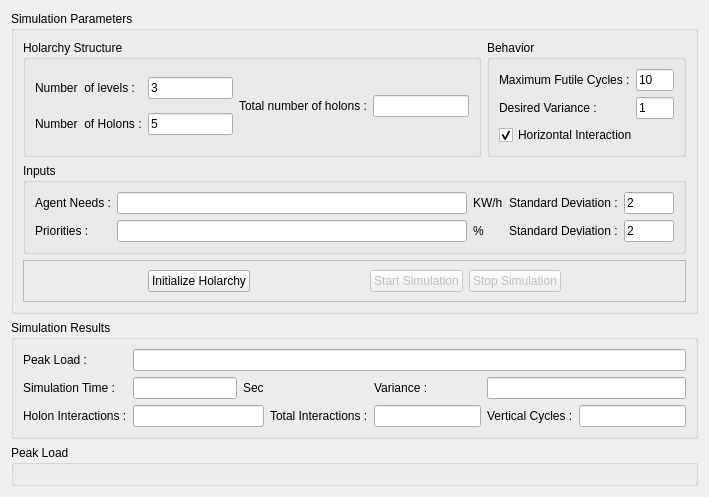
Above: Holonic_Simulation/Simulation/Simulation.ui from nejatafshar/Holonic-Simulation before the change. Below: the same form after it.
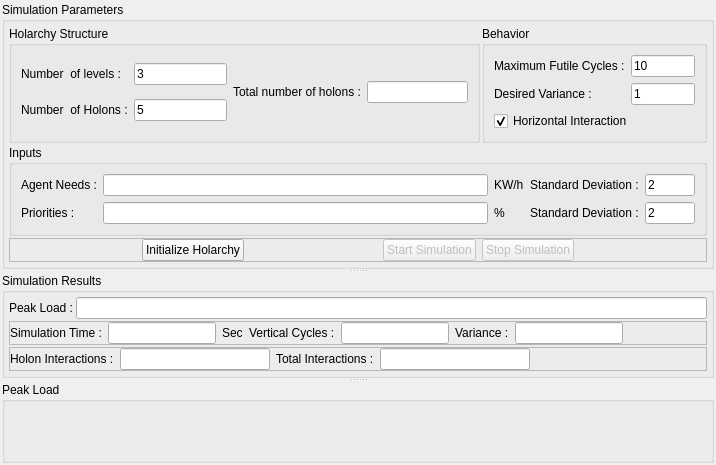
That is the form after the change. Custom widgets are drawn as their Qt base class.

Commit message: form appearance changed

Diff of the .ui file:
```diff
--- a/Holonic_Simulation/Simulation/Simulation.ui
+++ b/Holonic_Simulation/Simulation/Simulation.ui
@@ -6,12 +6,31 @@
    <rect>
     <x>0</x>
     <y>0</y>
-    <width>709</width>
-    <height>463</height>
+    <width>716</width>
+    <height>465</height>
    </rect>
   </property>
-  <layout class="QGridLayout">
-   <item row="0" column="0" rowspan="2" colspan="2">
+  <layout class="QGridLayout" name="gridLayout_8">
+   <property name="leftMargin">
+    <number>2</number>
+   </property>
+   <property name="topMargin">
+    <number>2</number>
+   </property>
+   <property name="rightMargin">
+    <number>2</number>
+   </property>
+   <property name="bottomMargin">
+    <number>2</number>
+   </property>
+   <property name="spacing">
+    <number>2</number>
+   </property>
+   <item row="0" column="0">
+    <widget class="QSplitter" name="splitter">
+     <property name="orientation">
+      <enum>Qt::Vertical</enum>
+     </property>
     <widget class="QGroupBox" name="groupBox">
      <property name="sizePolicy">
       <sizepolicy hsizetype="Preferred" vsizetype="Preferred">
@@ -23,6 +42,21 @@
       <string>Simulation Parameters</string>
      </property>
      <layout class="QGridLayout" name="Layout">
+       <property name="leftMargin">
+        <number>4</number>
+       </property>
+       <property name="topMargin">
+        <number>4</number>
+       </property>
+       <property name="rightMargin">
+        <number>4</number>
+       </property>
+       <property name="bottomMargin">
+        <number>4</number>
+       </property>
+       <property name="spacing">
+        <number>2</number>
+       </property>
       <item row="0" column="1" rowspan="2" colspan="2">
        <widget class="QGroupBox" name="groupBox_3">
         <property name="title">
@@ -236,6 +270,18 @@
          <enum>QFrame::Raised</enum>
         </property>
         <layout class="QGridLayout" name="gridLayout_4">
+          <property name="leftMargin">
+           <number>0</number>
+          </property>
+          <property name="topMargin">
+           <number>0</number>
+          </property>
+          <property name="rightMargin">
+           <number>0</number>
+          </property>
+          <property name="bottomMargin">
+           <number>0</number>
+          </property>
          <item row="1" column="0">
           <spacer name="horizontalSpacer_3">
            <property name="orientation">
@@ -307,26 +353,6 @@
       </item>
      </layout>
     </widget>
-   </item>
-   <item row="3" column="0" colspan="2">
-    <widget class="QGroupBox" name="groupBox_6">
-     <property name="sizePolicy">
-      <sizepolicy hsizetype="Preferred" vsizetype="Preferred">
-       <horstretch>0</horstretch>
-       <verstretch>3</verstretch>
-      </sizepolicy>
-     </property>
-     <property name="title">
-      <string>Peak Load</string>
-     </property>
-     <layout class="QGridLayout" name="gridLayout_6">
-      <item row="0" column="0">
-       <widget class="CustomPlot" name="peakLoadPlot" native="true"/>
-      </item>
-     </layout>
-    </widget>
-   </item>
-   <item row="2" column="0" colspan="2">
     <widget class="QGroupBox" name="groupBox_4">
      <property name="sizePolicy">
       <sizepolicy hsizetype="Preferred" vsizetype="Preferred">
@@ -338,46 +364,76 @@
       <string>Simulation Results</string>
      </property>
      <layout class="QGridLayout" name="gridLayout_2">
-      <item row="4" column="0">
+       <property name="leftMargin">
+        <number>4</number>
+       </property>
+       <property name="topMargin">
+        <number>4</number>
+       </property>
+       <property name="rightMargin">
+        <number>4</number>
+       </property>
+       <property name="bottomMargin">
+        <number>4</number>
+       </property>
+       <property name="spacing">
+        <number>2</number>
+       </property>
+       <item row="4" column="0" colspan="11">
+        <widget class="QFrame" name="frame_2">
+         <property name="frameShape">
+          <enum>QFrame::StyledPanel</enum>
+         </property>
+         <property name="frameShadow">
+          <enum>QFrame::Raised</enum>
+         </property>
+         <property name="lineWidth">
+          <number>0</number>
+         </property>
+         <layout class="QGridLayout" name="gridLayout_7">
+          <property name="leftMargin">
+           <number>0</number>
+          </property>
+          <property name="topMargin">
+           <number>0</number>
+          </property>
+          <property name="rightMargin">
+           <number>0</number>
+          </property>
+          <property name="bottomMargin">
+           <number>0</number>
+          </property>
+          <item row="0" column="1">
+           <widget class="QLineEdit" name="holonInteractions_lineEdit">
+            <property name="maximumSize">
+             <size>
+              <width>150</width>
+              <height>16777215</height>
+             </size>
+            </property>
+            <property name="text">
+             <string/>
+            </property>
+            <property name="readOnly">
+             <bool>true</bool>
+            </property>
+           </widget>
+          </item>
+          <item row="0" column="0">
        <widget class="QLabel" name="label_7">
         <property name="text">
          <string>Holon Interactions :</string>
         </property>
        </widget>
       </item>
-      <item row="2" column="4">
-       <widget class="QLabel" name="label_5">
-        <property name="text">
-         <string>Sec</string>
-        </property>
-       </widget>
-      </item>
-      <item row="0" column="0">
-       <widget class="QLabel" name="label_3">
-        <property name="text">
-         <string>Peak Load :</string>
-        </property>
-       </widget>
-      </item>
-      <item row="2" column="1" colspan="3">
-       <widget class="QLineEdit" name="simulationTime_lineEdit">
-        <property name="text">
-         <string/>
-        </property>
-        <property name="readOnly">
-         <bool>true</bool>
-        </property>
-       </widget>
-      </item>
-      <item row="2" column="0">
-       <widget class="QLabel" name="label_4">
-        <property name="text">
-         <string>Simulation Time :</string>
-        </property>
-       </widget>
-      </item>
-      <item row="4" column="6">
+          <item row="0" column="3">
        <widget class="QLineEdit" name="totalInteractions_lineEdit">
+            <property name="maximumSize">
+             <size>
+              <width>150</width>
+              <height>16777215</height>
+             </size>
+            </property>
         <property name="text">
          <string/>
         </property>
@@ -386,42 +442,61 @@
         </property>
        </widget>
       </item>
-      <item row="4" column="5">
+          <item row="0" column="2">
        <widget class="QLabel" name="label_8">
         <property name="text">
          <string>Total Interactions :</string>
         </property>
        </widget>
       </item>
-      <item row="4" column="1" colspan="4">
-       <widget class="QLineEdit" name="holonInteractions_lineEdit">
-        <property name="text">
-         <string/>
-        </property>
-        <property name="readOnly">
-         <bool>true</bool>
-        </property>
-       </widget>
-      </item>
-      <item row="4" column="7">
-       <widget class="QLabel" name="label_12">
-        <property name="text">
-         <string>Vertical Cycles :</string>
-        </property>
-       </widget>
-      </item>
-      <item row="4" column="8">
+          <item row="0" column="4">
+           <spacer name="horizontalSpacer_4">
+            <property name="orientation">
+             <enum>Qt::Horizontal</enum>
+            </property>
+            <property name="sizeHint" stdset="0">
+             <size>
+              <width>40</width>
+              <height>20</height>
+             </size>
+            </property>
+           </spacer>
+          </item>
+         </layout>
+        </widget>
+       </item>
+       <item row="2" column="0" colspan="11">
+        <widget class="QFrame" name="frame_3">
+         <property name="frameShape">
+          <enum>QFrame::StyledPanel</enum>
+         </property>
+         <property name="frameShadow">
+          <enum>QFrame::Raised</enum>
+         </property>
+         <property name="lineWidth">
+          <number>0</number>
+         </property>
+         <layout class="QGridLayout" name="gridLayout_9">
+          <property name="leftMargin">
+           <number>0</number>
+          </property>
+          <property name="topMargin">
+           <number>0</number>
+          </property>
+          <property name="rightMargin">
+           <number>0</number>
+          </property>
+          <property name="bottomMargin">
+           <number>0</number>
+          </property>
+          <item row="0" column="5">
        <widget class="QLineEdit" name="verticalCycles_lineEdit">
-        <property name="text">
-         <string/>
-        </property>
-        <property name="readOnly">
-         <bool>true</bool>
-        </property>
-       </widget>
-      </item>
-      <item row="0" column="1" colspan="8">
-       <widget class="QLineEdit" name="peakLoad_lineEdit">
+            <property name="maximumSize">
+             <size>
+              <width>150</width>
+              <height>16777215</height>
+             </size>
+            </property>
         <property name="text">
          <string/>
         </property>
@@ -430,24 +505,132 @@
         </property>
        </widget>
       </item>
-      <item row="2" column="7" colspan="2">
-       <widget class="QLineEdit" name="variance_lineEdit">
+          <item row="0" column="1">
+           <widget class="QLabel" name="label_4">
         <property name="text">
-         <string/>
-        </property>
-        <property name="readOnly">
-         <bool>true</bool>
-        </property>
-       </widget>
-      </item>
-      <item row="2" column="6">
+             <string>Simulation Time :</string>
+            </property>
+           </widget>
+          </item>
+          <item row="0" column="6">
        <widget class="QLabel" name="label_9">
         <property name="text">
          <string>Variance :</string>
         </property>
        </widget>
       </item>
-     </layout>
+          <item row="0" column="7">
+           <widget class="QLineEdit" name="variance_lineEdit">
+            <property name="maximumSize">
+             <size>
+              <width>150</width>
+              <height>16777215</height>
+             </size>
+            </property>
+            <property name="text">
+             <string/>
+            </property>
+            <property name="readOnly">
+             <bool>true</bool>
+            </property>
+           </widget>
+          </item>
+          <item row="0" column="2">
+           <widget class="QLineEdit" name="simulationTime_lineEdit">
+            <property name="maximumSize">
+             <size>
+              <width>150</width>
+              <height>16777215</height>
+             </size>
+            </property>
+            <property name="text">
+             <string/>
+            </property>
+            <property name="readOnly">
+             <bool>true</bool>
+            </property>
+           </widget>
+          </item>
+          <item row="0" column="3">
+           <widget class="QLabel" name="label_5">
+            <property name="text">
+             <string>Sec</string>
+            </property>
+           </widget>
+          </item>
+          <item row="0" column="4">
+           <widget class="QLabel" name="label_12">
+            <property name="text">
+             <string>Vertical Cycles :</string>
+            </property>
+           </widget>
+          </item>
+          <item row="0" column="8">
+           <spacer name="horizontalSpacer_5">
+            <property name="orientation">
+             <enum>Qt::Horizontal</enum>
+            </property>
+            <property name="sizeHint" stdset="0">
+             <size>
+              <width>40</width>
+              <height>20</height>
+             </size>
+            </property>
+           </spacer>
+          </item>
+         </layout>
+        </widget>
+       </item>
+       <item row="0" column="0">
+        <widget class="QLabel" name="label_3">
+         <property name="text">
+          <string>Peak Load :</string>
+         </property>
+        </widget>
+       </item>
+       <item row="0" column="1" colspan="10">
+        <widget class="QLineEdit" name="peakLoad_lineEdit">
+         <property name="text">
+          <string/>
+         </property>
+         <property name="readOnly">
+          <bool>true</bool>
+         </property>
+        </widget>
+       </item>
+      </layout>
+     </widget>
+     <widget class="QGroupBox" name="groupBox_6">
+      <property name="sizePolicy">
+       <sizepolicy hsizetype="Preferred" vsizetype="Preferred">
+        <horstretch>0</horstretch>
+        <verstretch>5</verstretch>
+       </sizepolicy>
+      </property>
+      <property name="title">
+       <string>Peak Load</string>
+      </property>
+      <layout class="QGridLayout" name="gridLayout_6">
+       <property name="leftMargin">
+        <number>4</number>
+       </property>
+       <property name="topMargin">
+        <number>4</number>
+       </property>
+       <property name="rightMargin">
+        <number>4</number>
+       </property>
+       <property name="bottomMargin">
+        <number>4</number>
+       </property>
+       <property name="spacing">
+        <number>2</number>
+       </property>
+       <item row="0" column="0">
+        <widget class="CustomPlot" name="peakLoadPlot" native="true"/>
+       </item>
+      </layout>
+     </widget>
     </widget>
    </item>
   </layout>
```
Lines whose indentation alone changed are shown as unchanged. The commit also changes 3 other files.
